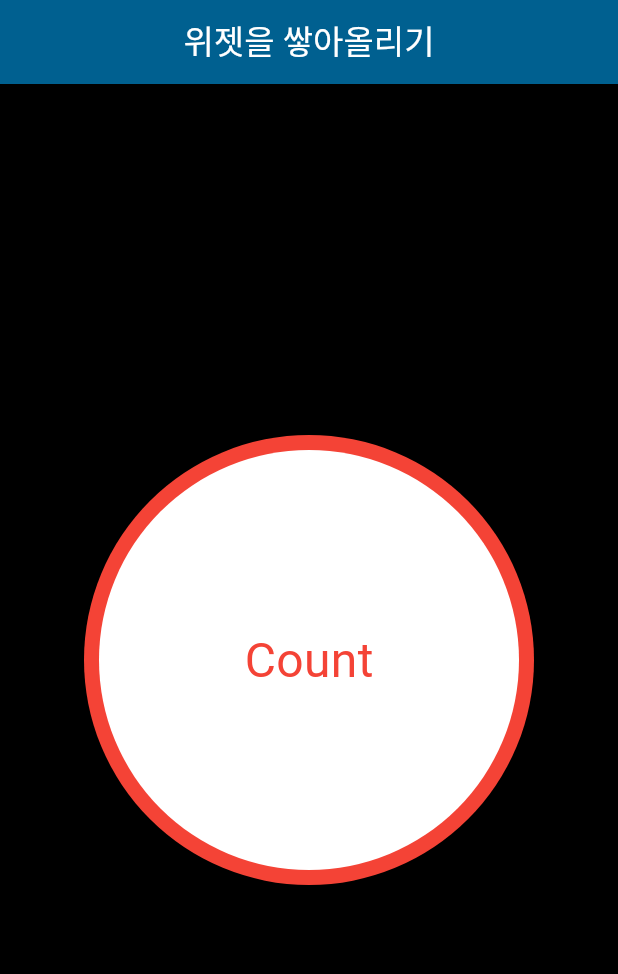
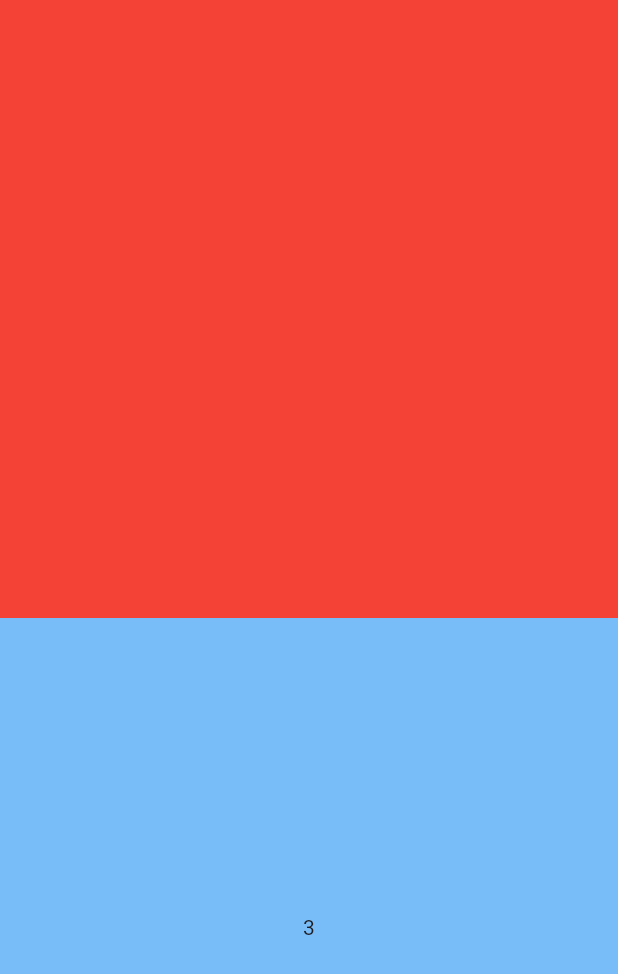
Before and after one commit to nninyeong/FlutterTest, a Flutter app: the screen it shows after launch, on a phone screen of 412 x 824 dp. Shown: the top 974 px of the screen. Run offline on Flutter 3.47's test engine with Material 3 defaults, Android fonts, the phone set to English and light mode, and no system bars.

Commit message:
Stateful Widget, Stateless Widget 비교

```diff
--- a/lib/main.dart
+++ b/lib/main.dart
@@ -4,50 +4,73 @@ import 'package:flutter/painting.dart';
 import 'package:flutter/widgets.dart';
 
 void main() {
-  runApp(MaterialApp(
-      home: Scaffold(
-          appBar: AppBar(
-            title: Center(child: Text('위젯을 쌓아올리기')),
-            backgroundColor: Color(0xFF006090),
-            foregroundColor: Colors.white,
-          ),
-          body: Body())));
+  runApp(MaterialApp(home: Scaffold(body: HomeWidget())));
 }
 
-class Body extends StatelessWidget {
-  const Body({super.key});
+class HomeWidget extends StatelessWidget {
+  const HomeWidget({super.key});
 
   @override
   Widget build(BuildContext context) {
-    return Align(
-      alignment: Alignment.center,
-      child: Container(
-        decoration: BoxDecoration(color: Colors.black),
-        child: Stack(
-          children: [
-            Align(
-              alignment: Alignment.center,
-              child: Container(
-                  width: 300,
-                  height: 300,
-                  decoration: BoxDecoration(
-                      color: Colors.red, borderRadius: BorderRadius.circular(150))),
-            ),
-            Align(
-              alignment: Alignment.center,
-              child: Container(
-                  width: 280,
-                  height: 280,
-                  decoration: BoxDecoration(
-                      color: Colors.white,
-                      borderRadius: BorderRadius.circular(140))),
-            ),
-            Align(
-              alignment: Alignment.center,
-                child: const Text('Count',
-                    style: TextStyle(color: Colors.red, fontSize: 32))),
-          ],
-        ),
+    return Column(children: [ExampleStateless(), ExampleStateful(index: 3)]);  // ExampleStateful의 index를 초기값 3으로 호출
+  }
+}
+
+class ExampleStateless extends StatelessWidget {
+  const ExampleStateless({super.key});
+
+  @override
+  Widget build(BuildContext context) {
+    return Expanded(
+      flex: 1,
+      child: Container(color: Colors.red),
+    );
+  }
+}
+
+class ExampleStateful extends StatefulWidget {
+  final int index;
+  const ExampleStateful({required this.index, super.key});
+
+  @override
+  State<ExampleStateful> createState() => _ExampleStatefulState();
+}
+
+class _ExampleStatefulState extends State<ExampleStateful> {
+  late int _index;  // index가 null이어도 되는 상황이라면 int? index;로 해도 가능함
+  late TextEditingController textController;
+
+  @override
+  void initState() {
+    super.initState();
+    _index = widget.index;
+    textController = TextEditingController();
+  }
+
+
+  @override
+  void dispose() {
+    textController.dispose();
+    super.dispose();
+  }
+
+  @override
+  Widget build(BuildContext context) {
+    return Expanded(
+      flex: 1,
+      child: GestureDetector(
+        onTap: () {
+          setState(() {
+            if (_index == 5) {
+              _index = 0;
+              return;
+            }
+
+            _index++;
+          });
+        },
+        child:
+            Container(color: Colors.blue.withOpacity(_index/5), child: Center(child: Text('$_index'))),
       ),
     );
   }
```
